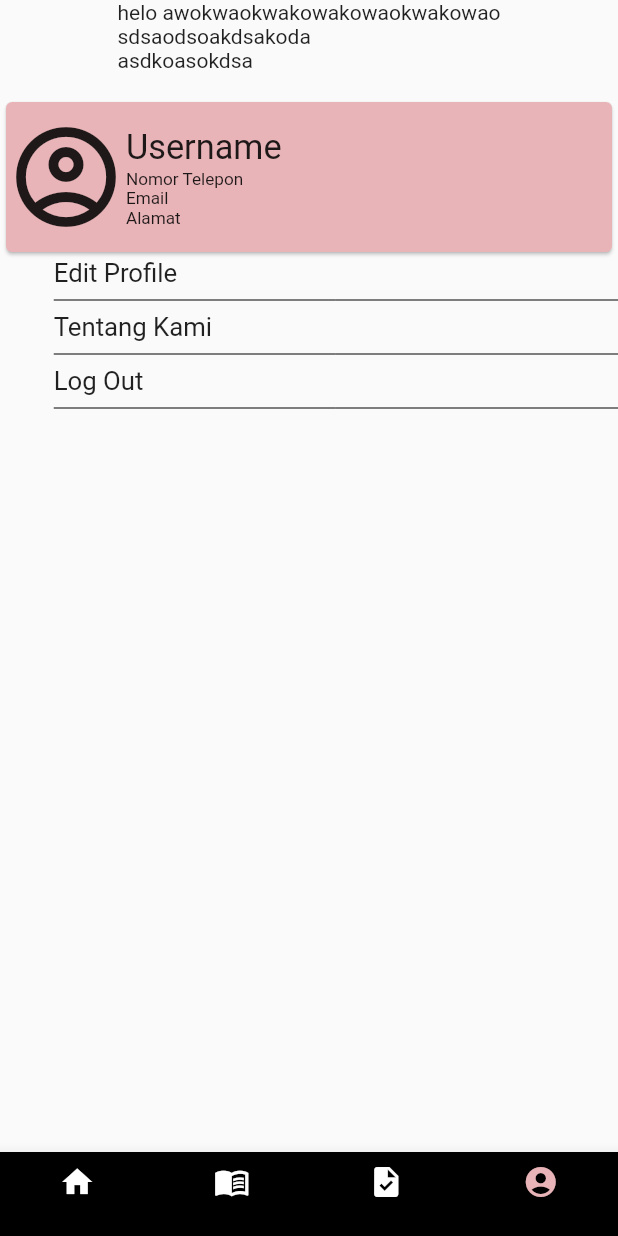
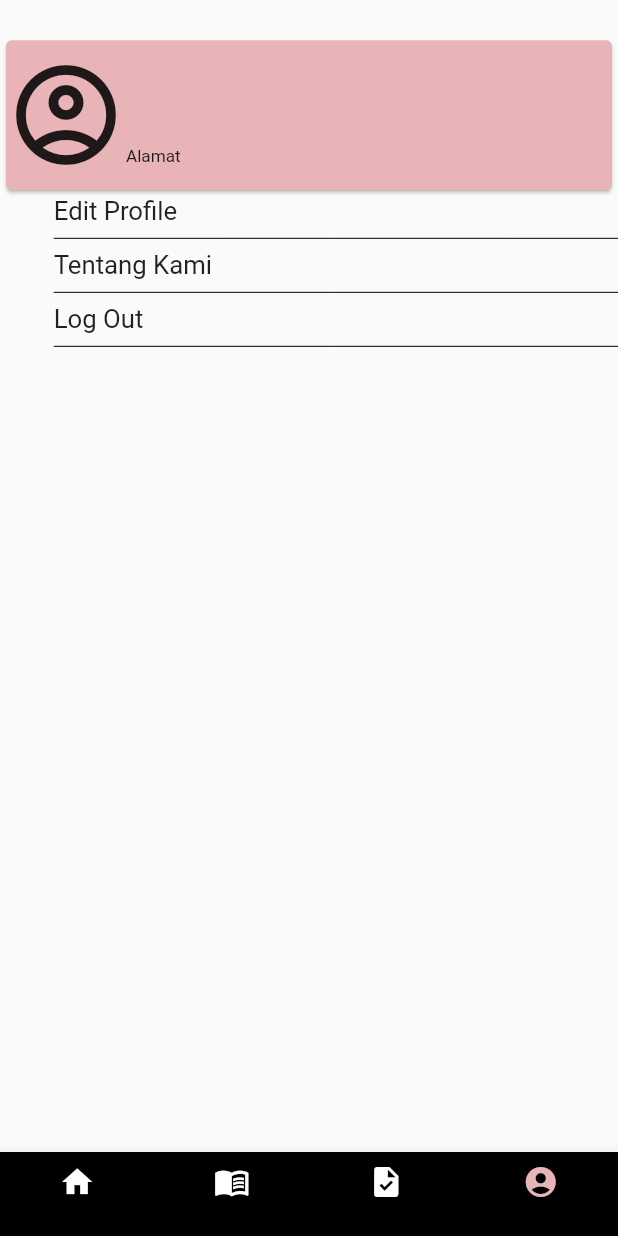
Before and after one commit to Greek-Cp/wofi_mobile, a Flutter app: the screen it shows after launch, item 4 of the bottom bar chosen, on a phone screen of 412 x 824 dp. Run offline on Flutter 3.47's test engine with Material 2 defaults, Android fonts, the phone set to English and light mode, and no system bars; our stand-ins replace flutter_screenutil.

Commit message:
Fungsi Update Akun

```diff
--- a/lib/main.dart
+++ b/lib/main.dart
@@ -1,8 +1,10 @@
 import 'package:flutter/material.dart';
+import 'package:provider/provider.dart';
 import 'package:wofi_mobile/page/PageAkunSaya.dart';
 import 'package:wofi_mobile/page/PageEditProfile.dart';
 import 'package:wofi_mobile/page/PageTentangKami.dart';
 import 'package:wofi_mobile/page/PageUtama.dart';
+import 'package:wofi_mobile/provider/ProviderAccount.dart';
 
 void main() {
   runApp(const MainApp());
@@ -13,7 +15,9 @@ class MainApp extends StatelessWidget {
 
   @override
   Widget build(BuildContext context) {
-    return MaterialApp(
+    return ChangeNotifierProvider(
+      create: (context) => ProviderAccount(),
+      child: MaterialApp(
         initialRoute: PageUtama.routeName.toString(),
         routes: {
           PageUtama.routeName.toString(): (context) => PageUtama(),
@@ -21,6 +25,7 @@ class MainApp extends StatelessWidget {
           PageEditProfile.routeName.toString(): (context) => PageEditProfile(),
           PageTentangKami.routeName.toString(): (context) => PageTentangKami()
         },
+      ),
     );
   }
 }
--- /dev/null
+++ b/lib/model/ModelDetailAccount.dart
@@ -0,0 +1,9 @@
+class ModelDetailAccount {
+  String? nama;
+  String? email;
+  String? noTelepon;
+  String? kataSandiLama;
+  String? kataSandiBaru;
+  ModelDetailAccount(this.nama, this.email, this.noTelepon, this.kataSandiBaru,
+      this.kataSandiLama);
+}
--- a/lib/page/PageAkunSaya.dart
+++ b/lib/page/PageAkunSaya.dart
@@ -1,9 +1,11 @@
 import 'package:flutter/material.dart';
 import 'package:flutter/widgets.dart';
 import 'package:flutter_screenutil/flutter_screenutil.dart';
+import 'package:provider/provider.dart';
 import 'package:wofi_mobile/const/color.dart';
 import 'package:wofi_mobile/page/PageEditProfile.dart';
 import 'package:wofi_mobile/page/PageTentangKami.dart';
+import 'package:wofi_mobile/provider/ProviderAccount.dart';
 
 class PageAkunSaya extends StatefulWidget {
   static String? routeName = "/PageAkunSaya";
@@ -16,12 +18,18 @@ class _PageAkunSayaState extends State<PageAkunSaya> {
   @override
   Widget build(BuildContext context) {
     // TODO: implement build
+    final ProviderAkun = Provider.of<ProviderAccount>(context);
+    String username = ProviderAkun.modelDetailAccount!.nama.toString();
+    String email = ProviderAkun.modelDetailAccount!.email.toString();
+    String noTelepon = ProviderAkun.modelDetailAccount!.noTelepon.toString();
+
     return ScreenUtilInit(builder: (context, child) {
       return Scaffold(
         body: Column(children: [
-          Text(
-              "helo awokwaokwakowakowaokwakowao\nsdsaodsoakdsakoda\nasdkoasokdsa\n"),
-          Card(
+          Padding(
+            padding: EdgeInsets.only(top: 20.sp),
+            child: SafeArea(
+              child: Card(
                 color: AppColor.colorHeaderAkun,
                 child: Padding(
                   padding: EdgeInsets.symmetric(vertical: 10),
@@ -36,18 +44,20 @@ class _PageAkunSayaState extends State<PageAkunSaya> {
                         mainAxisAlignment: MainAxisAlignment.start,
                         children: [
                           Text(
-                        "Username",
+                            "$username",
                             style: TextStyle(fontSize: 20.sp),
                           ),
                           Text(
-                        "Nomor Telepon",
+                            "$noTelepon",
                             style: TextStyle(fontSize: 10.sp),
                           ),
-                      Text("Email", style: TextStyle(fontSize: 10.sp)),
+                          Text("$email", style: TextStyle(fontSize: 10.sp)),
                           Text("Alamat", style: TextStyle(fontSize: 10.sp))
                         ],
                       )
                     ],
+                  ),
+                ),
               ),
             ),
           ),
--- a/lib/page/PageTentangKami.dart
+++ b/lib/page/PageTentangKami.dart
@@ -24,7 +24,7 @@ class _HomePageState extends State<PageTentangKami> {
       "id": "index",
       "title": "Langkah Order",
       "content":
-          """1. Memilih produk yang diinginkan, kemudian melakukan pemesanan 2. Admin akan mengkonfirmasi Anda melalui status pemesanan  "Diterima".3. Ketika status pemesanan “Diterima” maka Anda dapat melanjutkan pembayaran."""
+          """1. Memilih produk yang diinginkan, kemudian melakukan pemesanan\n2. Admin akan mengkonfirmasi Anda melalui status pemesanan  "Diterima".\n3. Ketika status pemesanan “Diterima” maka Anda dapat melanjutkan pembayaran."""
     },
     {
       "id": "index",
--- /dev/null
+++ b/lib/provider/ProviderAccount.dart
@@ -0,0 +1,12 @@
+import 'package:flutter/material.dart';
+import 'package:wofi_mobile/model/ModelDetailAccount.dart';
+
+class ProviderAccount extends ChangeNotifier {
+  ModelDetailAccount? modelDetailAccount =
+      ModelDetailAccount("", "", "", "", "");
+  void setDetailAccount(ModelDetailAccount modelDetailAccount) {
+    this.modelDetailAccount = modelDetailAccount;
+    print("Set Success");
+    notifyListeners();
+  }
+}
```
Also changed, not shown: lib/page/PageEditProfile.dart (+36 -3 lines). Lines whose indentation alone changed are shown as unchanged.
